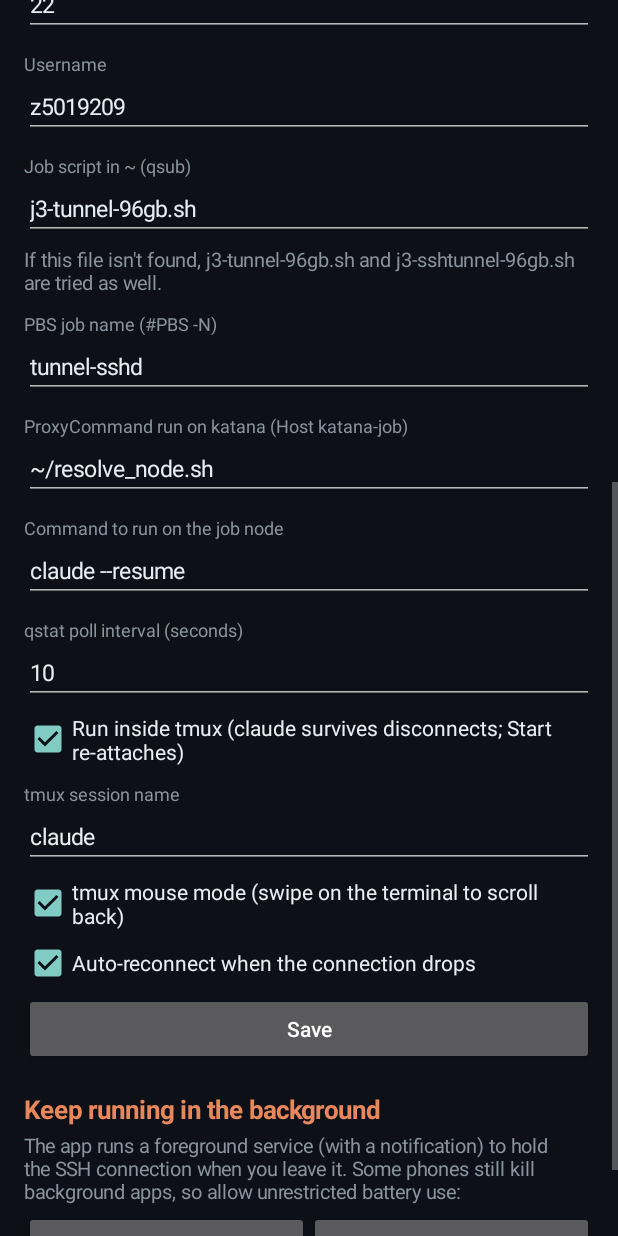
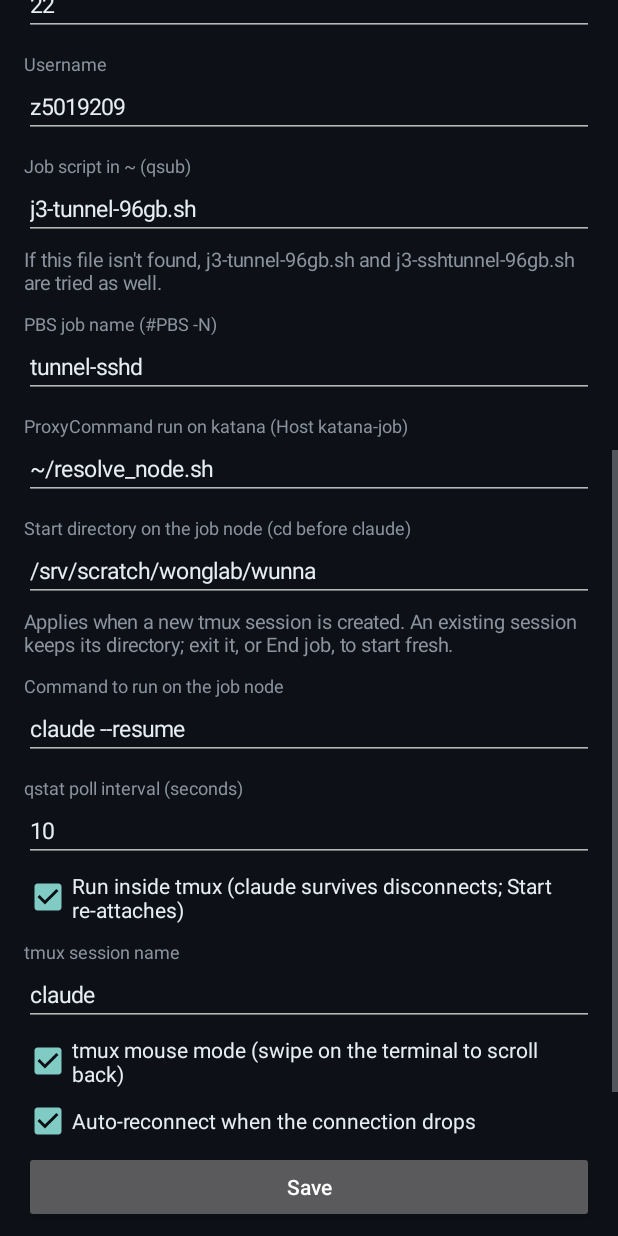
Before and after one commit to wunnies/katana-claude-android, an Android app: the SettingsActivity screen opened directly, with no data from a screen before it, scrolled down 576 dp, on a phone screen of 412 x 824 dp. Run offline under Robolectric (Android 15) with nearby library versions, the phone set to English and light mode, and no system bars; libraries missing offline, so code that uses them is left out: com.jcraft.jsch.

Commit message:
cd to /srv/scratch/wonglab/wunna (configurable) on the job node before starting tmux/claude
Co-Authored-By: Claude Opus 5.5 <noreply@anthropic.com>
Claude-Session: https://claude.ai/code/session_011E9rWYxepAknwjyNTjzgpv

```diff
--- a/app/build.gradle.kts
+++ b/app/build.gradle.kts
@@ -12,8 +12,8 @@ android {
         minSdk = 26
         // 34 keeps the classic (non edge-to-edge) window so the keyboard resizes the terminal.
         targetSdk = 34
-        versionCode = 2
-        versionName = "1.1"
+        versionCode = 3
+        versionName = "1.2"
     }
 
     // A fixed signing key, so every build (Android Studio or GitHub Actions) can be
--- a/app/src/main/java/com/katanaclaude/app/Prefs.kt
+++ b/app/src/main/java/com/katanaclaude/app/Prefs.kt
@@ -31,6 +31,9 @@ class Prefs(ctx: Context) {
     /** The ProxyCommand that runs on katana and pipes to the job's sshd. */
     var proxyCommand: String
         get() = str("proxyCommand", "~/resolve_node.sh"); set(v) = putStr("proxyCommand", v)
+    /** Directory to cd into on the job node before starting claude (empty = home). */
+    var startDir: String
+        get() = sp.getString("startDir", "/srv/scratch/wonglab/wunna")?.trim() ?: ""; set(v) = putStr("startDir", v)
     var claudeCommand: String
         get() = str("claudeCommand", "claude --resume"); set(v) = putStr("claudeCommand", v)
 
--- a/app/src/main/java/com/katanaclaude/app/SettingsActivity.kt
+++ b/app/src/main/java/com/katanaclaude/app/SettingsActivity.kt
@@ -33,6 +33,7 @@ class SettingsActivity : Activity() {
     private lateinit var jobName: EditText
     private lateinit var proxy: EditText
     private lateinit var command: EditText
+    private lateinit var startDir: EditText
     private lateinit var poll: EditText
     private lateinit var tmux: CheckBox
     private lateinit var tmuxSession: EditText
@@ -92,6 +93,8 @@ class SettingsActivity : Activity() {
         note("If this file isn't found, j3-tunnel-96gb.sh and j3-sshtunnel-96gb.sh are tried as well.")
         jobName = field("PBS job name (#PBS -N)", prefs.jobName)
         proxy = field("ProxyCommand run on katana (Host katana-job)", prefs.proxyCommand)
+        startDir = field("Start directory on the job node (cd before claude)", prefs.startDir)
+        note("Applies when a new tmux session is created. An existing session keeps its directory; exit it, or End job, to start fresh.")
         command = field("Command to run on the job node", prefs.claudeCommand)
         poll = field("qstat poll interval (seconds)", prefs.pollSeconds.toString(), InputType.TYPE_CLASS_NUMBER)
         tmux = check("Run inside tmux (claude survives disconnects; Start re-attaches)", prefs.useTmux)
@@ -327,6 +330,7 @@ class SettingsActivity : Activity() {
         prefs.jobName = jobName.text.toString()
         prefs.proxyCommand = proxy.text.toString()
         prefs.claudeCommand = command.text.toString()
+        prefs.startDir = startDir.text.toString()
         prefs.pollSeconds = poll.text.toString().toIntOrNull() ?: 10
         prefs.useTmux = tmux.isChecked
         prefs.tmuxSession = tmuxSession.text.toString()
--- a/app/src/main/java/com/katanaclaude/app/TunnelManager.kt
+++ b/app/src/main/java/com/katanaclaude/app/TunnelManager.kt
@@ -366,7 +366,7 @@ object TunnelManager {
         val ch = Ssh.connectChannel<ChannelExec>(js, "exec", "the terminal on the job node") {
             it.setPty(true)
             it.setPtyType("xterm-256color", cols, rows, 0, 0)
-            it.setCommand(Pbs.remoteCommand(Pbs.launchScript(p.claudeCommand, p.useTmux, p.tmuxSession, p.tmuxMouse)))
+            it.setCommand(Pbs.remoteCommand(Pbs.launchScript(p.claudeCommand, p.useTmux, p.tmuxSession, p.tmuxMouse, p.startDir)))
             stream = it.inputStream
         }
         val input = stream!!
@@ -375,6 +375,7 @@ object TunnelManager {
         ring.clear()
         main.post { listeners.forEach { it.onTerminalReset() } }
         onConnected()
+        if (p.startDir.isNotBlank()) log("  cd ${p.startDir}")
         log(if (p.useTmux) "✔ Running '${p.claudeCommand}' in tmux session '${p.tmuxSession}' (re-attached if it already existed)" else "✔ Running '${p.claudeCommand}'")
         setState(State.CONNECTED, "katana-job${jobNode?.let { " · $it" } ?: ""}")
 
```
Also changed, not shown: app/src/main/java/com/katanaclaude/app/Pbs.kt (+6 -3 lines), 2 other files.
